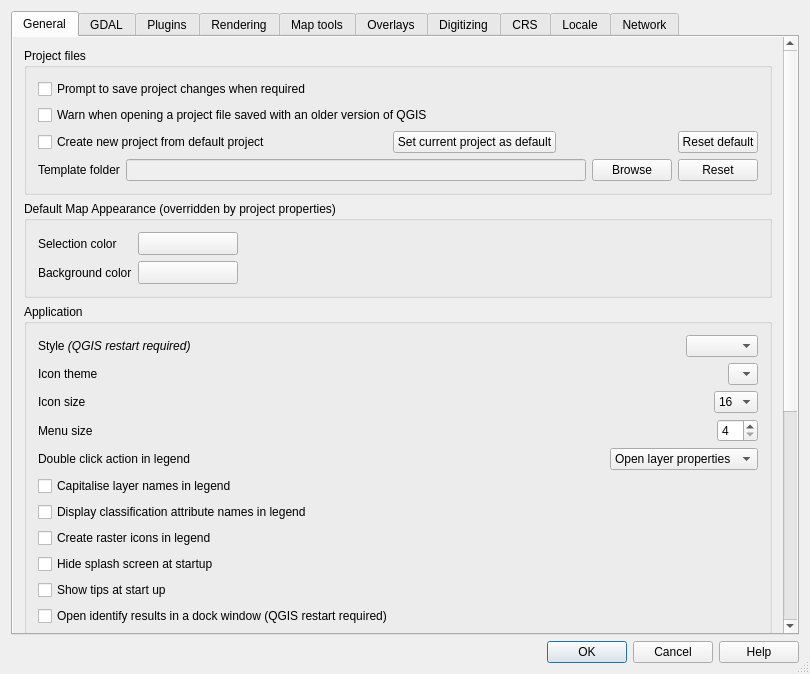
Before: the Qt Designer form src/ui/qgsoptionsbase.ui in qgis/QGIS, drawn with Qt 5.
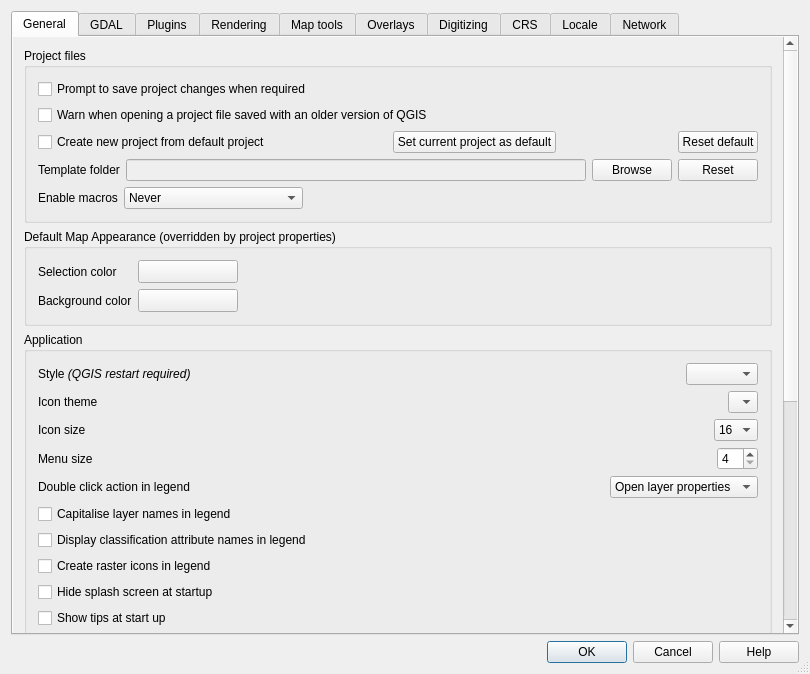
After: the same form once the commit is applied. Icons and pictures are not drawn. Custom widgets are drawn as their Qt base class.

Commit message: add option to choose whether enable project macros

What changed in the file:
```diff
--- a/src/ui/qgsoptionsbase.ui
+++ b/src/ui/qgsoptionsbase.ui
@@ -66,8 +66,8 @@
            <rect>
             <x>0</x>
             <y>0</y>
-            <width>784</width>
-            <height>1099</height>
+            <width>772</width>
+            <height>1062</height>
            </rect>
           </property>
           <layout class="QGridLayout" name="gridLayout">
@@ -174,6 +174,60 @@
                 </item>
                </layout>
               </item>
+              <item>
+               <layout class="QHBoxLayout" name="horizontalLayout_21">
+                <item>
+                 <widget class="QLabel" name="label_33">
+                  <property name="text">
+                   <string>Enable macros</string>
+                  </property>
+                 </widget>
+                </item>
+                <item>
+                 <widget class="QComboBox" name="cmbEnableMacros">
+                  <property name="currentIndex">
+                   <number>0</number>
+                  </property>
+                  <property name="sizeAdjustPolicy">
+                   <enum>QComboBox::AdjustToContents</enum>
+                  </property>
+                  <item>
+                   <property name="text">
+                    <string>Never</string>
+                   </property>
+                  </item>
+                  <item>
+                   <property name="text">
+                    <string>Ask</string>
+                   </property>
+                  </item>
+                  <item>
+                   <property name="text">
+                    <string>For this session only</string>
+                   </property>
+                  </item>
+                  <item>
+                   <property name="text">
+                    <string>Always (not recommended)</string>
+                   </property>
+                  </item>
+                 </widget>
+                </item>
+                <item>
+                 <spacer name="horizontalSpacer_17">
+                  <property name="orientation">
+                   <enum>Qt::Horizontal</enum>
+                  </property>
+                  <property name="sizeHint" stdset="0">
+                   <size>
+                    <width>40</width>
+                    <height>20</height>
+                   </size>
+                  </property>
+                 </spacer>
+                </item>
+               </layout>
+              </item>
              </layout>
             </widget>
            </item>
```
Left out of the diff: 28 changed lines with no effect on the pictures. The commit also changes 2 other files.
